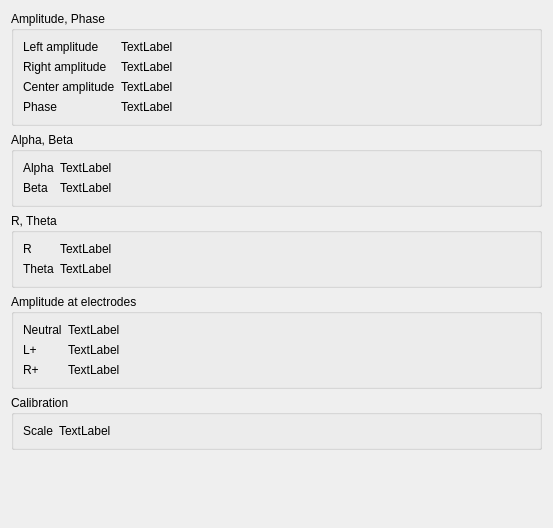
The window that designer/waveformdetailswidget.ui (diglet48/restim) describes before a commit, drawn with Qt 5.
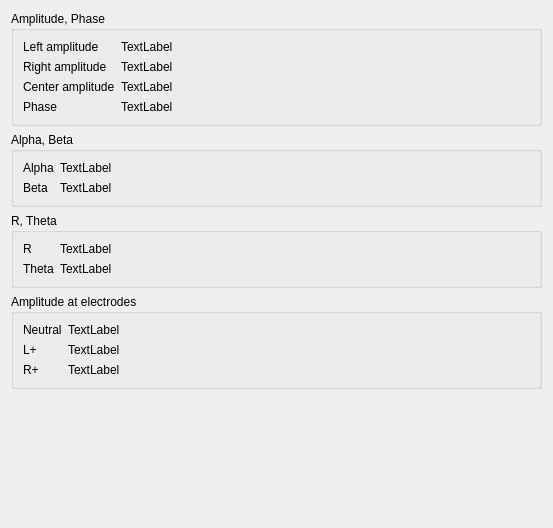
The same window after the commit.

```diff
--- a/designer/waveformdetailswidget.ui
+++ b/designer/waveformdetailswidget.ui
@@ -204,29 +204,6 @@
      </layout>
     </widget>
    </item>
-   <item>
-    <widget class="QGroupBox" name="groupBox_4">
-     <property name="title">
-      <string>Calibration</string>
-     </property>
-     <layout class="QFormLayout" name="formLayout_4">
-      <item row="0" column="0">
-       <widget class="QLabel" name="label_4">
-        <property name="text">
-         <string>Scale</string>
-        </property>
-       </widget>
-      </item>
-      <item row="0" column="1">
-       <widget class="QLabel" name="scale_label">
-        <property name="text">
-         <string>TextLabel</string>
-        </property>
-       </widget>
-      </item>
-     </layout>
-    </widget>
-   </item>
    <item>
     <spacer name="verticalSpacer">
      <property name="orientation">
```
